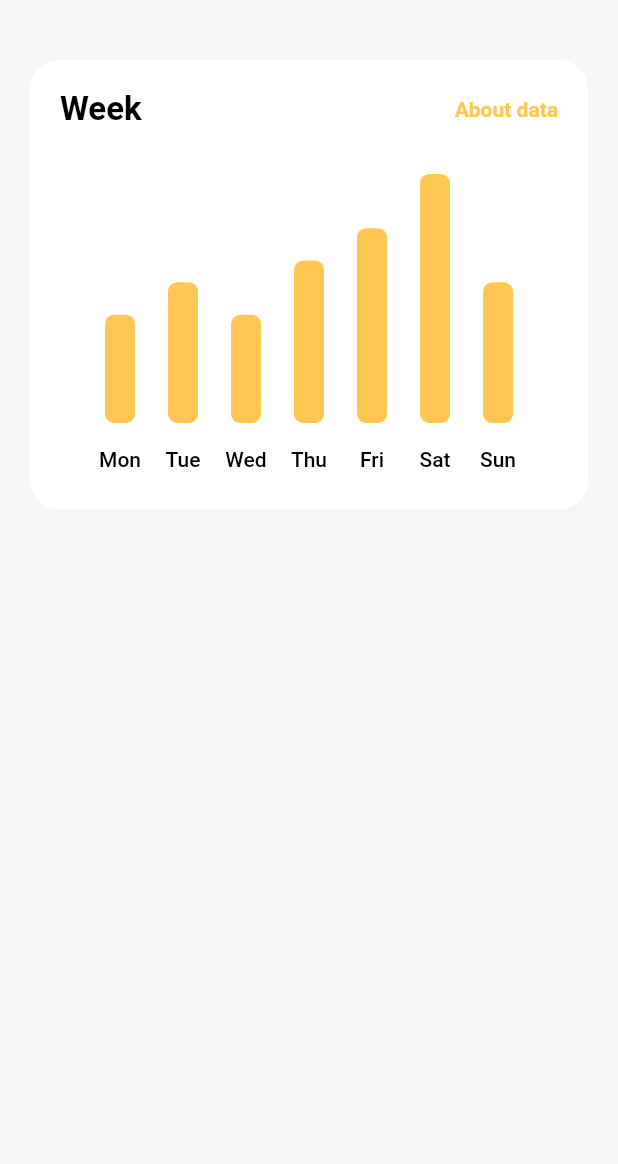
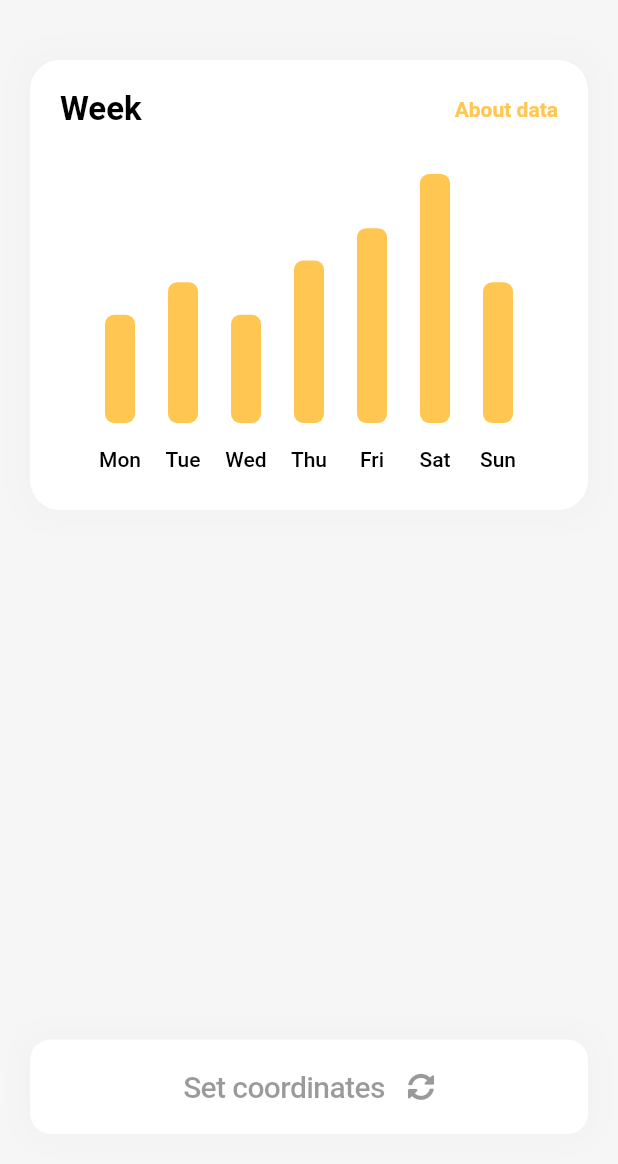
Before and after one commit to Crepiks/bright-sunshine, a Flutter app: the HomeView screen opened by its route, on a phone screen of 412 x 824 dp, the part 72-1236 px from its top. Run offline on Flutter 3.47's test engine with Material 2 defaults, Android fonts, the light colour scheme and no system bars; drawn by our look-alikes of fl_chart; our stand-ins replace flutter_svg, font_awesome_flutter.

Commit message:
feat: add set coordinates in show modal bottom sheet

```diff
--- a/lib/home/views/components/solar_chart.dart
+++ b/lib/home/views/components/solar_chart.dart
@@ -19,7 +19,11 @@ class BarChartSample1State extends State<SolarChart> {
 
   @override
   Widget build(BuildContext context) {
-    return AspectRatio(
+    return Container(
+      decoration: BoxDecoration(boxShadow: [
+        BoxShadow(color: AppColors.blackColor.withOpacity(0.03), blurRadius: 20)
+      ]),
+      child: AspectRatio(
         aspectRatio: 1,
         child: Container(
           decoration: const BoxDecoration(
@@ -67,7 +71,8 @@ class BarChartSample1State extends State<SolarChart> {
                                                     const EdgeInsets.symmetric(
                                                         horizontal: 10),
                                                 child: Column(
-                                                crossAxisAlignment: CrossAxisAlignment.start,
+                                                  crossAxisAlignment:
+                                                      CrossAxisAlignment.start,
                                                   children: [
                                                     Text(
                                                       "About data",
@@ -129,6 +134,7 @@ class BarChartSample1State extends State<SolarChart> {
                 ),
               ),
             ],
+          ),
         ),
       ),
     );
--- a/lib/home/views/home_view.dart
+++ b/lib/home/views/home_view.dart
@@ -1,6 +1,7 @@
 import 'package:flutter/cupertino.dart';
 import "package:flutter/material.dart";
 import 'package:font_awesome_flutter/font_awesome_flutter.dart';
+import 'package:sunshine/common/action_button.dart';
 import 'package:sunshine/common/colors.dart';
 import 'package:sunshine/home/views/components/solar_chart.dart';
 import 'package:sunshine/layouts/safe_area_layout.dart';
@@ -14,7 +15,10 @@ class HomeView extends StatelessWidget {
       backgroundColor: AppColors.backgroundColor,
       child: Padding(
         padding: const EdgeInsets.symmetric(horizontal: 20, vertical: 20),
-        child: Column(children: [
+        child: Column(
+          mainAxisAlignment: MainAxisAlignment.spaceBetween,
+          children: [
+            Column(children: [
               Row(
                   mainAxisAlignment: MainAxisAlignment.spaceBetween,
                   crossAxisAlignment: CrossAxisAlignment.center,
@@ -36,7 +40,8 @@ class HomeView extends StatelessWidget {
                     ),
                     Text(
                       "Kazakhstan, Almaty",
-                  style: TextStyle(color: AppColors.blackColor, fontSize: 14),
+                      style:
+                          TextStyle(color: AppColors.blackColor, fontSize: 14),
                     )
                   ]),
               SizedBox(
@@ -48,6 +53,88 @@ class HomeView extends StatelessWidget {
                 child: SolarChart(),
               )
             ]),
+            Container(
+              child: ActionButton(
+                buttonContent: Row(
+                    mainAxisAlignment: MainAxisAlignment.center,
+                    crossAxisAlignment: CrossAxisAlignment.center,
+                    children: [
+                      Text("Set coordinates",
+                          style: TextStyle(
+                              color: AppColors.black80Color,
+                              fontSize: 20,
+                              fontWeight: FontWeight.w500)),
+                      SizedBox(
+                        width: 15,
+                      ),
+                      FaIcon(
+                        FontAwesomeIcons.syncAlt,
+                        size: 18,
+                        color: AppColors.black80Color,
+                      )
+                    ]),
+                buttonClicked: () => {
+                  showModalBottomSheet(
+                      shape: RoundedRectangleBorder(
+                          borderRadius: BorderRadius.only(
+                              topLeft: Radius.circular(30),
+                              topRight: Radius.circular(30))),
+                      context: context,
+                      builder: (context) {
+                        return Padding(
+                          padding: const EdgeInsets.symmetric(
+                              horizontal: 20, vertical: 30),
+                          child: Column(
+                            mainAxisAlignment: MainAxisAlignment.spaceBetween,
+                            children: [
+                              Padding(
+                                padding:
+                                    const EdgeInsets.symmetric(horizontal: 10),
+                                child: Column(
+                                  crossAxisAlignment: CrossAxisAlignment.start,
+                                  children: [
+                                    Text(
+                                      "Setting coordinates",
+                                      style: TextStyle(
+                                          color: AppColors.blackColor,
+                                          fontSize: 28,
+                                          fontWeight: FontWeight.bold),
+                                    ),
+                                    SizedBox(
+                                      height: 14,
+                                    ),
+                                    Text(
+                                      "Here you will be able to set new coordinates and get new solar data",
+                                      style: TextStyle(
+                                          color: AppColors.black80Color,
+                                          fontSize: 20,
+                                          height: 1.4),
+                                    )
+                                  ],
+                                ),
+                              ),
+                              SizedBox(
+                                width: double.infinity,
+                                child: ActionButton(
+                                  buttonContent: Text("Set and update"),
+                                  buttonClicked: () => Navigator.pop(context),
+                                  reverseColor: true,
+                                ),
+                              )
+                            ],
+                          ),
+                        );
+                      })
+                },
+              ),
+              decoration: BoxDecoration(boxShadow: [
+                BoxShadow(
+                    color: AppColors.blackColor.withOpacity(0.03),
+                    blurRadius: 20)
+              ]),
+            )
+          ],
+        ),
       ),
     );
   }
```
Lines whose indentation alone changed are shown as unchanged.
